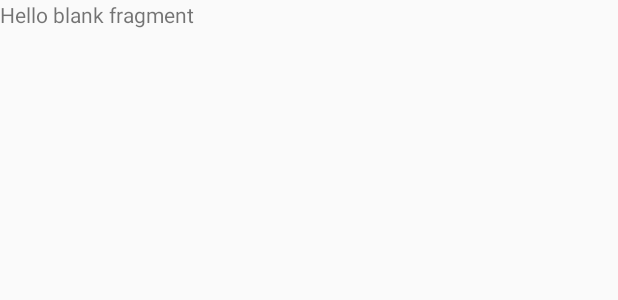
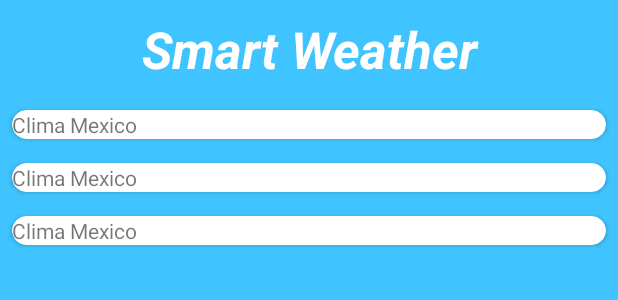
Before and after one commit to Fer-Romero96/SmartWeather, an Android app: the layout fragment_weather_home.xml on its own in the app's theme, with its tools: preview values and no code run, on a phone screen of 412 x 824 dp. Shown: the top 300 px of the screen. Run offline under Robolectric (Android 15) with nearby library versions, the phone set to English and light mode, and no system bars.

Commit message:
Change the theme and start the service and the model

```diff
--- a/app/src/main/AndroidManifest.xml
+++ b/app/src/main/AndroidManifest.xml
@@ -2,6 +2,7 @@
 <manifest xmlns:android="http://schemas.android.com/apk/res/android"
     package="com.example.smartweather">
 
+    <uses-permission android:name="android.permission.ACCESS_NETWORK_STATE" />
     <uses-permission android:name="android.permission.INTERNET" />
 
     <application
@@ -21,7 +22,7 @@
             </intent-filter>
         </activity>
         <activity
-            android:name=".MainActivity"
+            android:name=".view.MainActivity"
             android:exported="true">
         </activity>
     </application>
--- a/app/src/main/java/com/example/smartweather/WeatherHomeFragment.kt
+++ b/app/src/main/java/com/example/smartweather/WeatherHomeFragment.kt
@@ -10,8 +10,7 @@ class WeatherHomeFragment : Fragment() {
 
     override fun onCreate(savedInstanceState: Bundle?) {
         super.onCreate(savedInstanceState)
-        arguments?.let {
-        }
+
     }
 
     override fun onCreateView(
--- /dev/null
+++ b/app/src/main/java/com/example/smartweather/service/APIService.kt
@@ -0,0 +1,5 @@
+package com.example.smartweather.service
+
+interface APIService {
+
+}
--- a/app/src/main/java/com/example/smartweather/MainActivity.kt
+++ b/app/src/main/java/com/example/smartweather/view/MainActivity.kt
@@ -1,7 +1,8 @@
-package com.example.smartweather
+package com.example.smartweather.view
 
 import androidx.appcompat.app.AppCompatActivity
 import android.os.Bundle
+import com.example.smartweather.R
 
 class MainActivity : AppCompatActivity() {
     override fun onCreate(savedInstanceState: Bundle?) {
--- a/app/src/main/res/layout/activity_main.xml
+++ b/app/src/main/res/layout/activity_main.xml
@@ -4,17 +4,13 @@
     xmlns:tools="http://schemas.android.com/tools"
     android:layout_width="match_parent"
     android:layout_height="match_parent"
-    tools:context=".MainActivity">
+    tools:context=".view.MainActivity">
 
     <androidx.fragment.app.FragmentContainerView
         android:id="@+id/fragmentContainerView"
         android:name="androidx.navigation.fragment.NavHostFragment"
         android:layout_width="match_parent"
         android:layout_height="match_parent"
-        android:layout_marginStart="1dp"
-        android:layout_marginTop="1dp"
-        android:layout_marginEnd="1dp"
-        android:layout_marginBottom="1dp"
         app:defaultNavHost="true"
         app:layout_constraintBottom_toBottomOf="parent"
         app:layout_constraintEnd_toEndOf="parent"
--- a/app/src/main/res/layout/activity_splash.xml
+++ b/app/src/main/res/layout/activity_splash.xml
@@ -4,6 +4,7 @@
     xmlns:tools="http://schemas.android.com/tools"
     android:layout_width="match_parent"
     android:layout_height="match_parent"
+    android:background="@color/accent"
     tools:context=".SplashActivity">
 
     <com.airbnb.lottie.LottieAnimationView
@@ -16,5 +17,4 @@
         app:layout_constraintTop_toTopOf="parent" />
 
 
-
 </androidx.constraintlayout.widget.ConstraintLayout>
--- a/app/src/main/res/layout/fragment_weather_home.xml
+++ b/app/src/main/res/layout/fragment_weather_home.xml
@@ -1,14 +1,36 @@
 <?xml version="1.0" encoding="utf-8"?>
 <androidx.constraintlayout.widget.ConstraintLayout xmlns:android="http://schemas.android.com/apk/res/android"
+    xmlns:app="http://schemas.android.com/apk/res-auto"
     xmlns:tools="http://schemas.android.com/tools"
     android:layout_width="match_parent"
     android:layout_height="match_parent"
+    android:background="@color/accent"
     tools:context=".WeatherHomeFragment">
 
     <!-- TODO: Update blank fragment layout -->
-    <TextView
+    <LinearLayout
         android:layout_width="match_parent"
         android:layout_height="match_parent"
-        android:text="@string/hello_blank_fragment" />
+        android:orientation="vertical"
+        app:layout_constraintBottom_toBottomOf="parent"
+        app:layout_constraintEnd_toEndOf="parent"
+        app:layout_constraintStart_toStartOf="parent"
+        app:layout_constraintTop_toTopOf="parent">
+
+        <TextView
+            android:layout_width="match_parent"
+            android:layout_height="wrap_content"
+            android:layout_margin="10dp"
+            android:text="Smart Weather"
+            android:textAlignment="center"
+            android:textColor="@color/white"
+            android:textSize="34sp"
+            android:textStyle="bold|italic" />
+
+        <androidx.recyclerview.widget.RecyclerView
+            android:layout_width="match_parent"
+            android:layout_height="match_parent"
+            tools:listitem="@layout/weather_row" />
+    </LinearLayout>
 
 </androidx.constraintlayout.widget.ConstraintLayout>
--- /dev/null
+++ b/app/src/main/res/layout/weather_row.xml
@@ -0,0 +1,21 @@
+<?xml version="1.0" encoding="utf-8"?>
+<androidx.cardview.widget.CardView xmlns:android="http://schemas.android.com/apk/res/android"
+    xmlns:app="http://schemas.android.com/apk/res-auto"
+    android:layout_width="match_parent"
+    android:layout_height="wrap_content"
+    android:layout_margin="8dp"
+    app:cardCornerRadius="10dp"
+    app:cardMaxElevation="10dp">
+
+    <LinearLayout
+        android:layout_width="match_parent"
+        android:layout_height="match_parent"
+        android:orientation="vertical">
+
+        <TextView
+            android:id="@+id/textView"
+            android:layout_width="match_parent"
+            android:layout_height="wrap_content"
+            android:text="Clima Mexico" />
+    </LinearLayout>
+</androidx.cardview.widget.CardView>
--- a/app/src/main/res/values/colors.xml
+++ b/app/src/main/res/values/colors.xml
@@ -7,4 +7,8 @@
     <color name="teal_700">#FF018786</color>
     <color name="black">#FF000000</color>
     <color name="white">#FFFFFFFF</color>
+
+    <color name="primary">#03a9f4</color>
+    <color name="primary_dark">#0288d1</color>
+    <color name="accent">#40c4ff</color>
 </resources>
--- a/app/src/main/res/values/themes.xml
+++ b/app/src/main/res/values/themes.xml
@@ -2,8 +2,8 @@
     <!-- Base application theme. -->
     <style name="Theme.SmartWeather" parent="Theme.MaterialComponents.DayNight.NoActionBar.Bridge">
         <!-- Primary brand color. -->
-        <item name="colorPrimary">@color/purple_500</item>
-        <item name="colorPrimaryVariant">@color/purple_700</item>
+        <item name="colorPrimary">@color/accent</item>
+        <item name="colorPrimaryVariant">@color/accent</item>
         <item name="colorOnPrimary">@color/white</item>
         <!-- Secondary brand color. -->
         <item name="colorSecondary">@color/teal_200</item>
```
Also changed, not shown: app/src/main/java/com/example/smartweather/SplashActivity.kt (+19 -1 lines).
